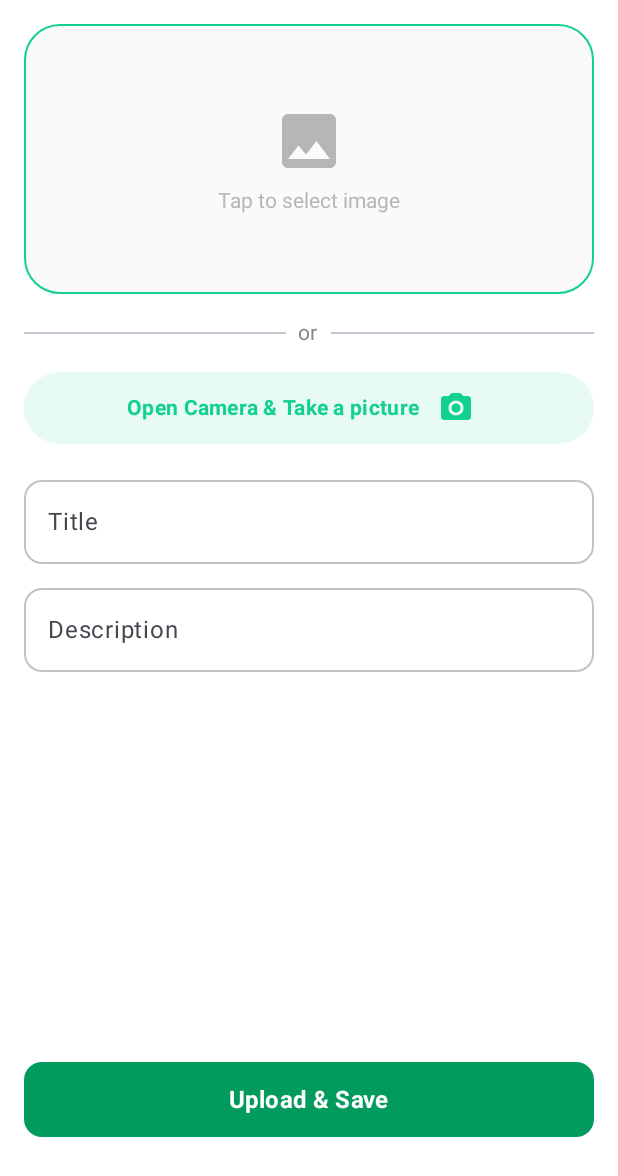
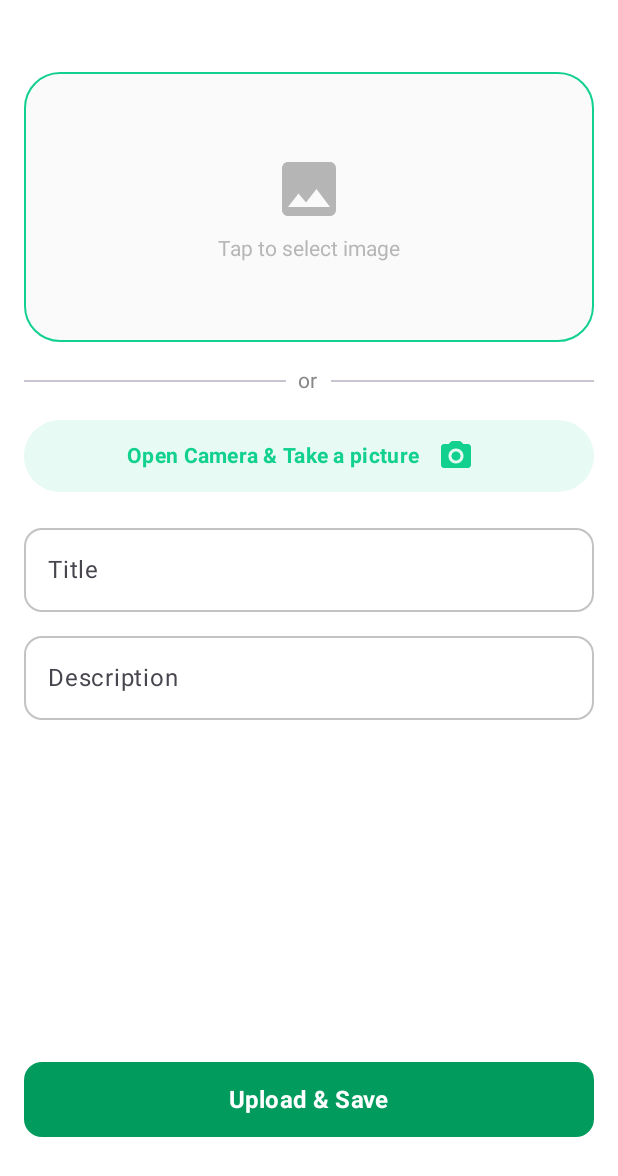
Before and after one commit to sanjula77/GreenPlate, an Android app built with Jetpack Compose: the @Preview function DonationInputScreen, on a phone screen of 412 x 824 dp. Shown: the top 1176 px of the screen. Run offline under Robolectric (Android 15) with nearby library versions, the phone set to English and light mode, and no system bars; our stand-ins replace Firebase (no records; nobody signed in at launch, a user with empty details on screens opened directly); libraries missing offline, so code that uses them is left out: com.cloudinary, com.cloudinary.utils; pictures from the network do not load.

Commit message:
Finalized input screens

```diff
--- a/app/build.gradle.kts
+++ b/app/build.gradle.kts
@@ -96,6 +96,7 @@ dependencies {
     // Google Play Services
     implementation(libs.play.services.nearby)
     implementation(libs.androidx.espresso.core)
+    implementation(libs.androidx.foundation.android)
 
     // Testing
     testImplementation(libs.junit)
--- a/app/src/main/java/com/example/greenplate/donationScreen/DonationInputScreen.kt
+++ b/app/src/main/java/com/example/greenplate/donationScreen/DonationInputScreen.kt
@@ -104,7 +104,8 @@ fun DonationInputScreen() {
     Column(
         modifier = Modifier
             .fillMaxSize()
-            .padding(16.dp),
+            .padding(16.dp)
+            .padding(top = 32.dp),
         verticalArrangement = Arrangement.Center,
         horizontalAlignment = Alignment.CenterHorizontally
     ) {
@@ -180,7 +181,8 @@ fun DonationInputScreen() {
         ) {
             Row(
                 verticalAlignment = Alignment.CenterVertically,
-                //   horizontalArrangement = Arrangement.Center
+                modifier = Modifier
+                    .clickable { cameraLauncher.launch(null) }
             ) {
                 Text(
                     text = "Open Camera & Take a picture",
@@ -189,7 +191,7 @@ fun DonationInputScreen() {
 
                     style = MaterialTheme.typography.bodyMedium
                 )
-                IconButton(onClick = { cameraLauncher.launch(null) }) {
+                IconButton(onClick = {  }) {
                     Icon(
                         Icons.Rounded.CameraAlt,
                         contentDescription = "Open Camera",
--- a/app/src/main/java/com/example/greenplate/market/FoodInputSection.kt
+++ b/app/src/main/java/com/example/greenplate/market/FoodInputSection.kt
@@ -182,7 +182,8 @@ fun ProductInputScreen() {
         Box(
             modifier = Modifier
                 .fillMaxWidth()
-                .background(Color(0xFFE7FAF4), shape = RoundedCornerShape(24.dp)),
+                .background(Color(0xFFE7FAF4), shape = RoundedCornerShape(24.dp))
+                .clickable { cameraLauncher.launch(null) },
             contentAlignment = Alignment.Center
 
         ) {
@@ -197,7 +198,7 @@ fun ProductInputScreen() {
 
                     style = MaterialTheme.typography.bodyMedium
                 )
-                IconButton(onClick = { cameraLauncher.launch(null) }) {
+                IconButton(onClick = {  }) {
                     Icon(
                         Icons.Rounded.CameraAlt,
                         contentDescription = "Open Camera",
--- a/gradle/libs.versions.toml
+++ b/gradle/libs.versions.toml
@@ -23,6 +23,7 @@ uiToolingPreview = "1.7.7"
 composeNavigation = "2.8.6"
 serialization = "1.6.3"
 uiVersion = "1.7.8"
+foundationAndroidVersion = "1.7.2"
 
 [libraries]
 accompanist-pager-indicators = { module = "com.google.accompanist:accompanist-pager-indicators", version.ref = "googleAccompanistPagerVersion" }
@@ -56,6 +57,7 @@ play-services-nearby = { group = "com.google.android.gms", name = "play-services
 ui = { module = "androidx.compose.ui:ui", version.ref = "uiVersion" }
 ui-tooling = { module = "androidx.compose.ui:ui-tooling", version.ref = "uiTooling" }
 ui-tooling-preview = { module = "androidx.compose.ui:ui-tooling-preview", version.ref = "uiToolingPreview" }
+androidx-foundation-android = { group = "androidx.compose.foundation", name = "foundation-android", version.ref = "foundationAndroidVersion" }
 
 [plugins]
 android-application = { id = "com.android.application", version.ref = "agp" }
```
